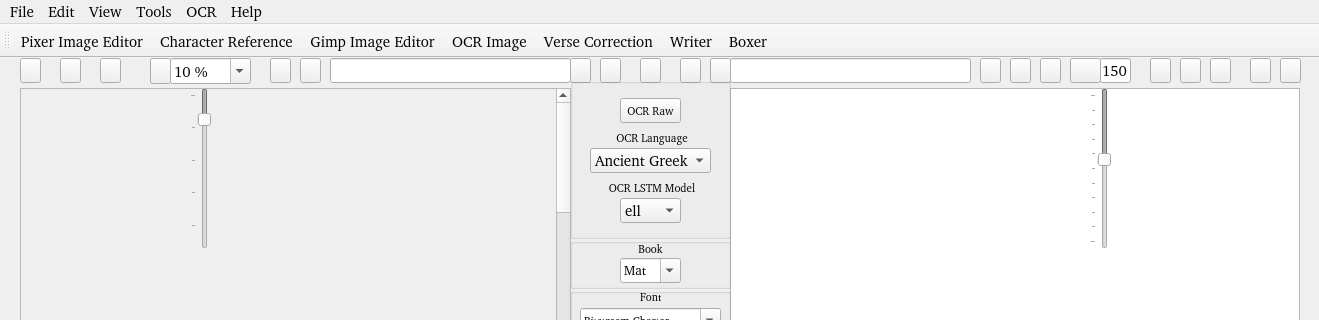
Old version of the form ViewController/0-MainUI/QtDesignerUI/MyReaderUI.ui in the repository preachermax/BiblionOCR; both pictures show x 0 to 1319 and y 0 to 320 of the 1319 by 820 pixel window.
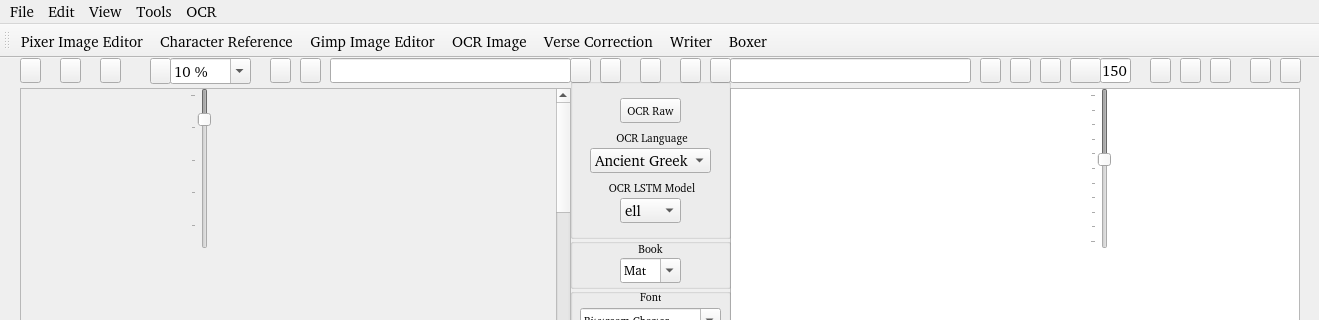
New version of the form. Icons and pictures are not drawn.

Commit message: Commit after enlisting the help of GitHun Copilot

Patch:
```diff
--- a/ViewController/0-MainUI/QtDesignerUI/MyReaderUI.ui
+++ b/ViewController/0-MainUI/QtDesignerUI/MyReaderUI.ui
@@ -1382,17 +1382,11 @@
     <addaction name="actionBoxer"/>
     <addaction name="actionCharacter_Reference"/>
    </widget>
-   <widget class="QMenu" name="menuHelp">
-    <property name="title">
-     <string>Help</string>
-    </property>
-   </widget>
    <addaction name="menuFile"/>
    <addaction name="menuEdit"/>
    <addaction name="menuView"/>
    <addaction name="menuTools"/>
    <addaction name="menuOCR"/>
-   <addaction name="menuHelp"/>
   </widget>
   <widget class="QStatusBar" name="statusbar"/>
   <widget class="QToolBar" name="ImageEditToolBar">
```
The commit also changes 81 other files.
